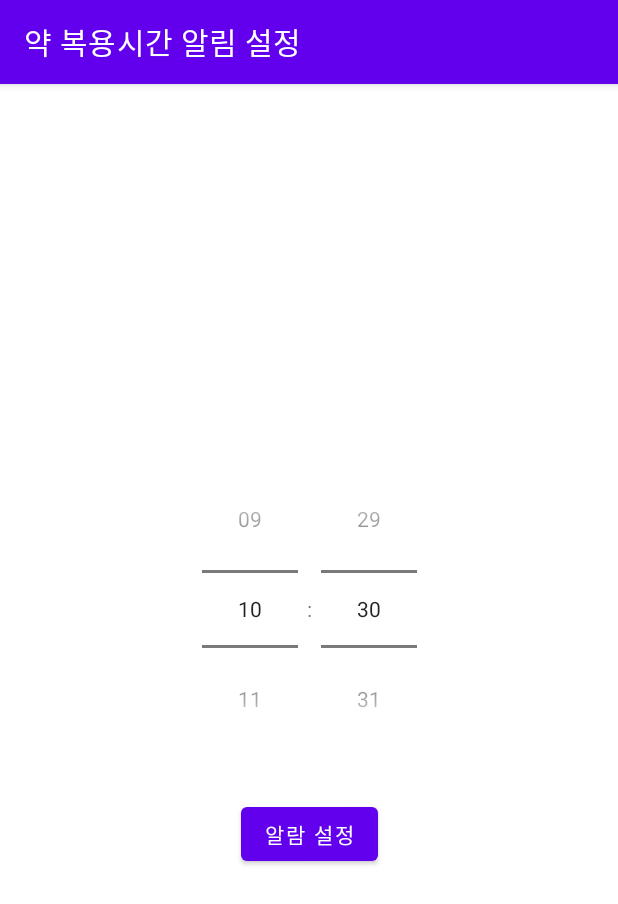
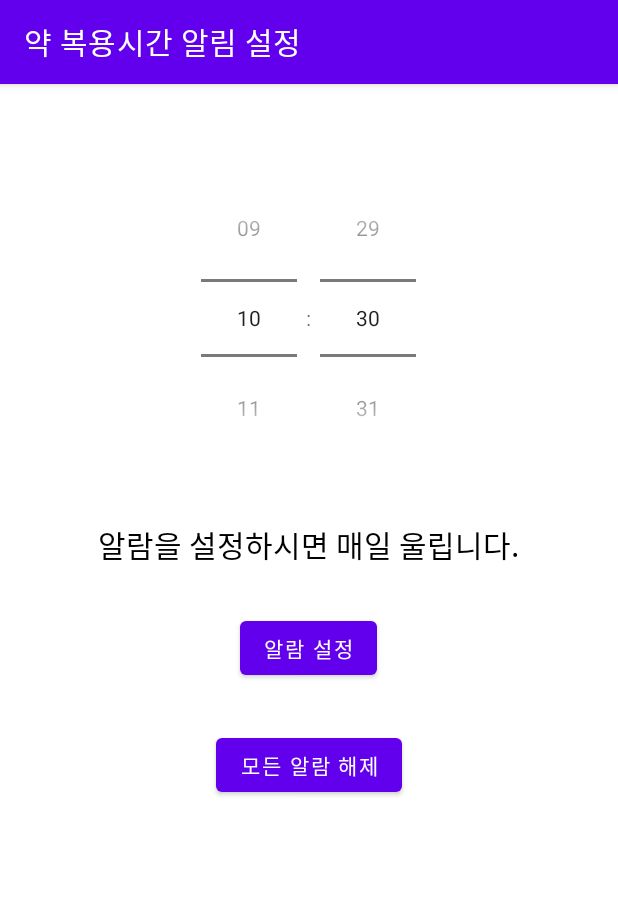
Before and after one commit to loonl/medi, an Android app: the AlarmActivity screen opened directly, with no data from a screen before it, after a tap on "알람 설정", on a phone screen of 412 x 824 dp. Shown: the top 904 px of the screen. Run offline under Robolectric (Android 15) with nearby library versions, the phone set to English and light mode, and no system bars.

Commit message:
minor fix & update alarm functions

```diff
--- a/app/src/main/java/com/example/medi/AlarmActivity.java
+++ b/app/src/main/java/com/example/medi/AlarmActivity.java
@@ -11,6 +11,7 @@ import android.os.Build;
 import android.os.Bundle;
 import android.view.View;
 import android.widget.Button;
+import android.widget.Switch;
 import android.widget.TimePicker;
 import android.widget.Toast;
 
@@ -23,6 +24,10 @@ import java.util.GregorianCalendar;
 import java.util.Locale;
 
 public class AlarmActivity extends AppCompatActivity {
+    private Button alarminitButton;
+    private Button alarmButton;
+    private Integer requestCode;
+
     @Override
     protected void onCreate(Bundle savedInstanceState) {
         super.onCreate(savedInstanceState);
@@ -32,6 +37,12 @@ public class AlarmActivity extends AppCompatActivity {
         picker.setIs24HourView(true);
 
         setTitle("약 복용시간 알림 설정");
+
+        alarmButton = (Button)findViewById(R.id.alarm_button_set);
+        alarminitButton = (Button)findViewById(R.id.alarm_button_unset);
+        requestCode = m_PreferenceManager.getRequestCode(getApplicationContext());
+        //debug
+        //Toast.makeText(getApplicationContext(),"requestCode : " + requestCode, Toast.LENGTH_SHORT).show();
 
 
         // 앞서 설정한 값으로 보여주기
@@ -43,7 +54,7 @@ public class AlarmActivity extends AppCompatActivity {
         nextNotifyTime.setTimeInMillis(millis);
 
         Date nextDate = nextNotifyTime.getTime();
-        String date_text = new SimpleDateFormat("yyyy년 MM월 dd일 EE요일 a hh시 mm분 ", Locale.getDefault()).format(nextDate);
+        String date_text = new SimpleDateFormat("yyyy년 MM월 dd일 a hh시 mm분 ", Locale.getDefault()).format(nextDate);
 
 
         // 이전 설정값으로 TimePicker 초기화
@@ -65,8 +76,8 @@ public class AlarmActivity extends AppCompatActivity {
         }
 
 
-        Button button = (Button) findViewById(R.id.button);
-        button.setOnClickListener(new View.OnClickListener() {
+        // alarmButton onClick Handler
+        alarmButton.setOnClickListener(new View.OnClickListener() {
             @Override
             public void onClick(View arg0) {
 
@@ -111,29 +122,46 @@ public class AlarmActivity extends AppCompatActivity {
                 editor.putLong("nextNotifyTime", (long)calendar.getTimeInMillis());
                 editor.apply();
 
-
-                diaryNotification(calendar);
+                diaryNotification(calendar, requestCode);
+                requestCode++;
             }
 
+        });
+
+        // alarminitButton onClick Handler
+        alarminitButton.setOnClickListener(new View.OnClickListener() {
+            @Override
+            public void onClick(View view) {
+                AlarmManager alarmManager = (AlarmManager) getSystemService(Context.ALARM_SERVICE);
+                Intent alarmIntent = new Intent(getApplicationContext(), AlarmReceiver.class);
+
+                for (int i = 0; i < requestCode; i++) {
+                    PendingIntent pendingIntent = PendingIntent.getBroadcast(getApplicationContext(),
+                            i, alarmIntent, 0);
+                    alarmManager.cancel(pendingIntent);
+                }
+                requestCode = 0;
+                m_PreferenceManager.setRequestCode(getApplicationContext(), requestCode);
+                Toast.makeText(getApplicationContext(),"모든 알람이 해제되었습니다.", Toast.LENGTH_SHORT).show();
+
+            }
         });
     }
 
 
-    void diaryNotification(Calendar calendar)
+    void diaryNotification(Calendar calendar, Integer requestCode)
     {
         Boolean dailyNotify = true; // 무조건 알람을 사용
 
         PackageManager pm = this.getPackageManager();
         ComponentName receiver = new ComponentName(this, DeviceBootReceiver.class);
         Intent alarmIntent = new Intent(this, AlarmReceiver.class);
-        PendingIntent pendingIntent = PendingIntent.getBroadcast(this, 0, alarmIntent, 0);
+        PendingIntent pendingIntent = PendingIntent.getBroadcast(this, requestCode, alarmIntent, 0);
         AlarmManager alarmManager = (AlarmManager) getSystemService(Context.ALARM_SERVICE);
-
+        m_PreferenceManager.setRequestCode(this, requestCode + 1);
 
         // 사용자가 매일 알람을 허용했다면
         if (dailyNotify) {
-
-
             if (alarmManager != null) {
 
                 alarmManager.setRepeating(AlarmManager.RTC_WAKEUP, calendar.getTimeInMillis(),
--- a/app/src/main/java/com/example/medi/m_PreferenceManager.java
+++ b/app/src/main/java/com/example/medi/m_PreferenceManager.java
@@ -35,6 +35,8 @@ public class m_PreferenceManager {
         editor.commit();
     }
 
+
+
     /**
      * SimpleDateFormat 값 로드
      * @param context
@@ -49,6 +51,38 @@ public class m_PreferenceManager {
             return "";
         Type type = new TypeToken<String>(){}.getType();
         String value = gson.fromJson(response, type);
+        return value;
+    }
+
+    /**
+     * RequestCode 저장
+     * @param context
+     * @param value
+     */
+    public static void setRequestCode(Context context, Integer value) {
+        String key = "requestCode";
+        SharedPreferences prefs = getPreferences(context);
+        SharedPreferences.Editor editor = prefs.edit();
+        Gson gson = new Gson();
+        String json = gson.toJson(value);
+        editor.putString(key, json);
+        editor.commit();
+    }
+
+    /**
+     * RequestCode 값 로드
+     * @param context
+     * @return
+     */
+    public static Integer getRequestCode(Context context) {
+        String key = "requestCode";
+        SharedPreferences prefs = getPreferences(context);
+        Gson gson = new Gson();
+        String response = prefs.getString(key, DEFAULT_VALUE_STRING);
+        if (response.equals(DEFAULT_VALUE_STRING))
+            return 0;
+        Type type = new TypeToken<Integer>(){}.getType();
+        Integer value = gson.fromJson(response, type);
         return value;
     }
 
--- a/app/src/main/res/layout/activity_alarm.xml
+++ b/app/src/main/res/layout/activity_alarm.xml
@@ -1,32 +1,44 @@
 <?xml version="1.0" encoding="utf-8"?>
-<androidx.constraintlayout.widget.ConstraintLayout
-    xmlns:android="http://schemas.android.com/apk/res/android"
+<LinearLayout xmlns:android="http://schemas.android.com/apk/res/android"
     xmlns:app="http://schemas.android.com/apk/res-auto"
     xmlns:tools="http://schemas.android.com/tools"
     android:layout_width="match_parent"
     android:layout_height="match_parent"
+    android:orientation="vertical"
     tools:context=".MainActivity">
 
     <TimePicker
         android:id="@+id/alarm_timepicker"
         android:layout_width="wrap_content"
         android:layout_height="wrap_content"
-        app:layout_constraintLeft_toLeftOf="parent"
-        app:layout_constraintRight_toRightOf="parent"
-        app:layout_constraintTop_toTopOf="parent"
-        app:layout_constraintBottom_toTopOf="@id/button"
-        app:layout_constraintVertical_chainStyle="packed"
-        android:timePickerMode="spinner"/>
+        android:timePickerMode="spinner"
+        android:layout_gravity="center_horizontal"
+        android:layout_marginTop="50dp"
+        />
+
+    <TextView
+        android:layout_width="wrap_content"
+        android:layout_height="wrap_content"
+        android:layout_gravity="center_horizontal"
+        android:layout_marginTop="30dp"
+        android:textSize="20sp"
+        android:textColor="@color/black"
+        android:text="알람을 설정하시면 매일 울립니다." />
 
     <Button
-        android:text="알람 설정"
+        android:id="@+id/alarm_button_set"
         android:layout_width="wrap_content"
         android:layout_height="wrap_content"
-        app:layout_constraintLeft_toLeftOf="parent"
-        app:layout_constraintRight_toRightOf="parent"
-        app:layout_constraintTop_toBottomOf="@id/alarm_timepicker"
-        app:layout_constraintBottom_toBottomOf="parent"
-        android:layout_marginTop="20dp"
-        android:id="@+id/button" />
+        android:layout_marginTop="30dp"
+        android:layout_gravity="center_horizontal"
+        android:text="알람 설정" />
 
-</androidx.constraintlayout.widget.ConstraintLayout>
+    <Button
+        android:id="@+id/alarm_button_unset"
+        android:layout_width="wrap_content"
+        android:layout_height="wrap_content"
+        android:layout_marginTop="30dp"
+        android:layout_gravity="center_horizontal"
+        android:text="모든 알람 해제" />
+
+</LinearLayout>
```
Also changed, not shown: app/src/main/java/com/example/medi/AlarmReceiver.java (+3 -4 lines), app/src/main/res/layout/fragment_home.xml (+15 -13 lines), 2 other files.
